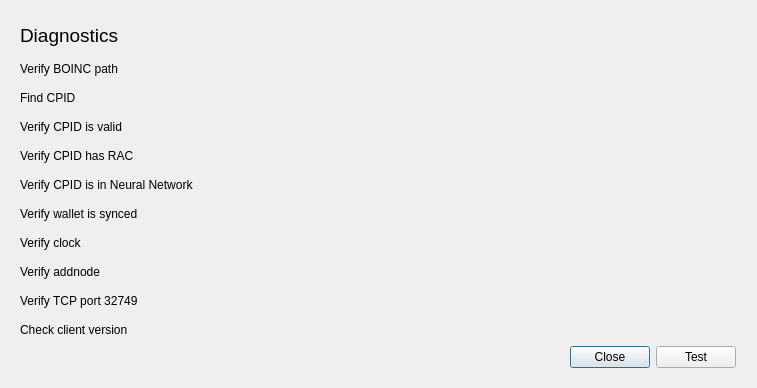
gridcoin-community/Gridcoin-Research, file src/qt/forms/diagnosticsdialog.ui: the form before one commit.
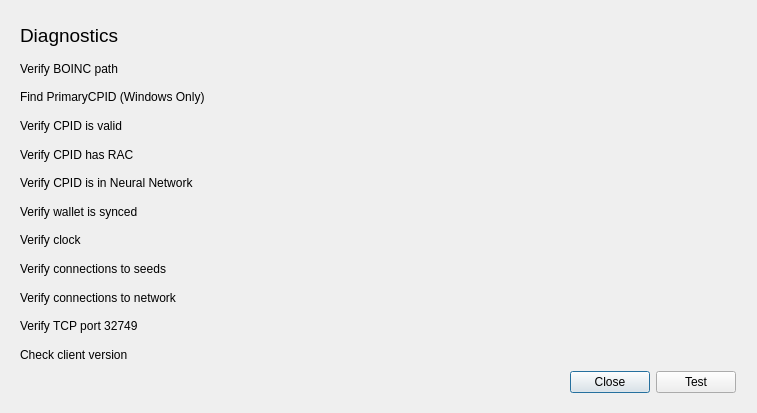
The form after the commit.

Patch:
```diff
--- a/src/qt/forms/diagnosticsdialog.ui
+++ b/src/qt/forms/diagnosticsdialog.ui
@@ -7,7 +7,7 @@
     <x>0</x>
     <y>0</y>
     <width>757</width>
-    <height>388</height>
+    <height>413</height>
    </rect>
   </property>
   <property name="windowTitle">
@@ -27,7 +27,7 @@
     <number>20</number>
    </property>
    <item>
-    <layout class="QGridLayout" name="gridLayout" rowminimumheight="30,20,20,20,20,20,20,20,20,20,20">
+    <layout class="QGridLayout" name="gridLayout" rowminimumheight="30,20,20,20,20,20,20,20,20,20,20,20">
      <property name="sizeConstraint">
       <enum>QLayout::SetMinimumSize</enum>
      </property>
@@ -209,7 +209,7 @@
      <item row="2" column="0">
       <widget class="QLabel" name="label_4">
        <property name="text">
-        <string>Find CPID</string>
+        <string>Find PrimaryCPID (Windows Only)</string>
        </property>
       </widget>
      </item>
@@ -279,7 +279,7 @@
      <item row="8" column="0">
       <widget class="QLabel" name="label_10">
        <property name="text">
-        <string>Verify addnode</string>
+        <string>Verify connections to seeds</string>
        </property>
       </widget>
      </item>
@@ -306,13 +306,42 @@
       </widget>
      </item>
      <item row="9" column="0">
+      <widget class="QLabel" name="label_12">
+       <property name="text">
+        <string>Verify connections to network</string>
+       </property>
+      </widget>
+     </item>
+     <item row="9" column="1">
+      <widget class="QLabel" name="verifyConnectionsResultLbl">
+       <property name="sizePolicy">
+        <sizepolicy hsizetype="MinimumExpanding" vsizetype="Preferred">
+         <horstretch>0</horstretch>
+         <verstretch>0</verstretch>
+        </sizepolicy>
+       </property>
+       <property name="minimumSize">
+        <size>
+         <width>200</width>
+         <height>0</height>
+        </size>
+       </property>
+       <property name="text">
+        <string/>
+       </property>
+       <property name="wordWrap">
+        <bool>true</bool>
+       </property>
+      </widget>
+     </item>
+     <item row="10" column="0">
       <widget class="QLabel" name="label_11">
        <property name="text">
         <string>Verify TCP port 32749</string>
        </property>
       </widget>
      </item>
-     <item row="9" column="1">
+     <item row="10" column="1">
       <widget class="QLabel" name="verifyTCPPortResultLbl">
        <property name="sizePolicy">
         <sizepolicy hsizetype="MinimumExpanding" vsizetype="Preferred">
@@ -334,14 +363,14 @@
        </property>
       </widget>
      </item>
-     <item row="10" column="0">
+     <item row="11" column="0">
       <widget class="QLabel" name="label">
        <property name="text">
         <string>Check client version</string>
        </property>
       </widget>
      </item>
-     <item row="10" column="1">
+     <item row="11" column="1">
       <widget class="QLabel" name="checkClientVersionResultLbl">
        <property name="sizePolicy">
         <sizepolicy hsizetype="MinimumExpanding" vsizetype="Preferred">
@@ -364,6 +393,9 @@
    </item>
    <item>
     <layout class="QHBoxLayout" name="horizontalLayout">
+     <property name="spacing">
+      <number>6</number>
+     </property>
      <property name="leftMargin">
       <number>550</number>
      </property>
```
Left out of the diff: 4 changed lines with no effect on the pictures.
